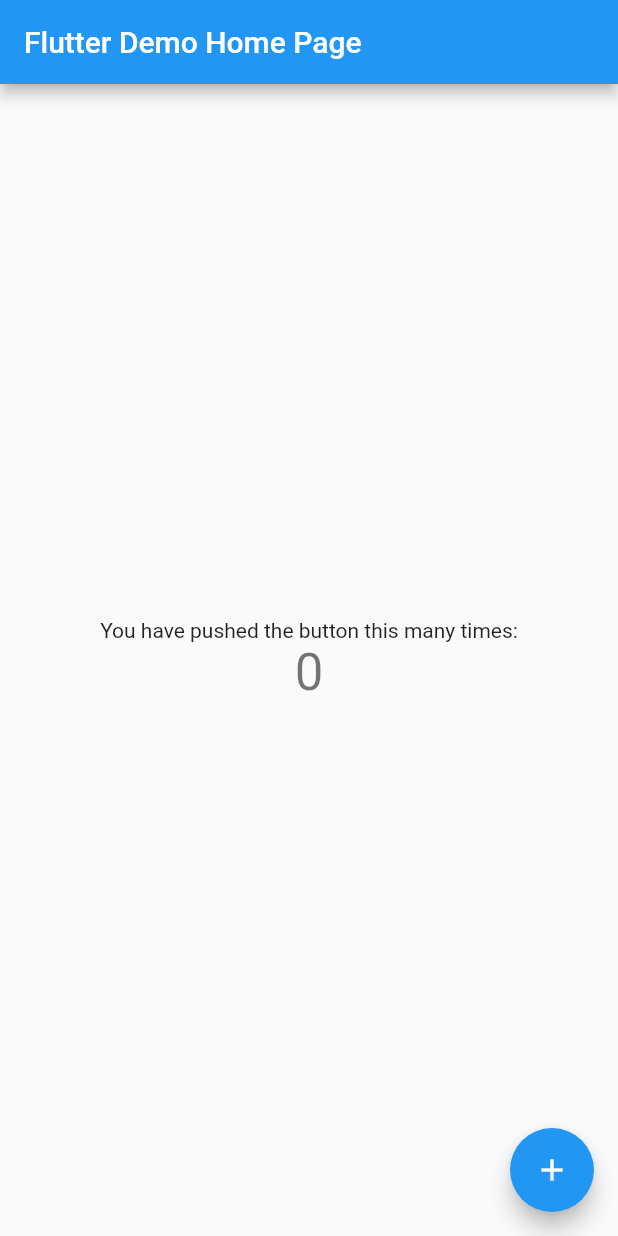
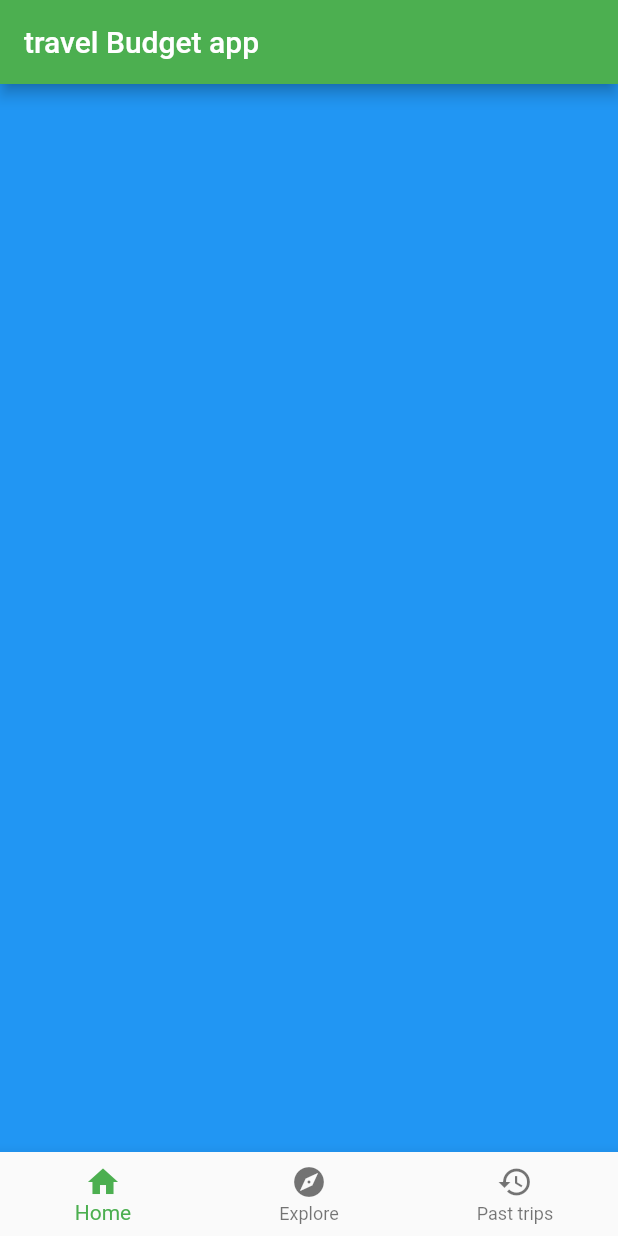
Before and after one commit to brandondasb/travel_app_my_version_flutter, a Flutter app: the screen it shows after launch, on a phone screen of 412 x 824 dp. Run offline on Flutter 3.47's test engine with Material 2 defaults, Android fonts, the phone set to English and light mode, and no system bars.

Commit message:
added bottom nav and 3 page widgets

```diff
--- /dev/null
+++ b/lib/Home_widget.dart
@@ -0,0 +1,41 @@
+import 'package:flutter/material.dart';
+import 'package:travel_app_my_version/Pages.dart';
+
+class Home extends StatefulWidget {
+  @override
+  State<StatefulWidget> createState() {
+    return _HomeState();
+  }
+}
+
+class _HomeState extends State<Home> {
+  int _currentIndex = 0;
+  final List<Widget> _children = [HomePage(), ExplorePage(), PastTripsPage()];
+
+  @override
+  Widget build(BuildContext context) {
+    // TODO: implement build
+    return Scaffold(
+      appBar: AppBar(
+        title: const Text("travel Budget app"),
+      ),
+      body: _children[_currentIndex],
+      bottomNavigationBar: BottomNavigationBar(
+        onTap: onTabbedTapped,
+        currentIndex: _currentIndex,
+        items: const [
+          BottomNavigationBarItem(icon: Icon(Icons.home), label: "Home"),
+          BottomNavigationBarItem(icon: Icon(Icons.explore), label: "Explore"),
+          BottomNavigationBarItem(
+              icon: Icon(Icons.history), label: "Past trips"),
+        ],
+      ),
+    );
+  }
+
+  void onTabbedTapped(int index) {
+    setState(() {
+      _currentIndex = index;
+    });
+  }
+}
--- /dev/null
+++ b/lib/Pages.dart
@@ -0,0 +1,28 @@
+import 'package:flutter/material.dart';
+
+class HomePage extends StatelessWidget {
+  @override
+  Widget build(BuildContext context) {
+    return Container(
+      color: Colors.blue,
+    );
+  }
+}
+
+class ExplorePage extends StatelessWidget {
+  @override
+  Widget build(BuildContext context) {
+    return Container(
+      color: Colors.yellow,
+    );
+  }
+}
+
+class PastTripsPage extends StatelessWidget {
+  @override
+  Widget build(BuildContext context) {
+    return Container(
+      color: Colors.orange,
+    );
+  }
+}
--- a/lib/main.dart
+++ b/lib/main.dart
@@ -1,115 +1,15 @@
 import 'package:flutter/material.dart';
+import 'package:travel_app_my_version/Home_widget.dart';
 
-void main() {
-  runApp(const MyApp());
-}
+void main() => runApp(MyApp());
 
 class MyApp extends StatelessWidget {
-  const MyApp({Key? key}) : super(key: key);
-
-  // This widget is the root of your application.
   @override
   Widget build(BuildContext context) {
     return MaterialApp(
-      title: 'Flutter Demo',
-      theme: ThemeData(
-        // This is the theme of your application.
-        //
-        // Try running your application with "flutter run". You'll see the
-        // application has a blue toolbar. Then, without quitting the app, try
-        // changing the primarySwatch below to Colors.green and then invoke
-        // "hot reload" (press "r" in the console where you ran "flutter run",
-        // or simply save your changes to "hot reload" in a Flutter IDE).
-        // Notice that the counter didn't reset back to zero; the application
-        // is not restarted.
-        primarySwatch: Colors.blue,
-      ),
-      home: const MyHomePage(title: 'Flutter Demo Home Page'),
+      title: 'Travel Budget test',
+      theme: ThemeData(primarySwatch: Colors.green),
+      home: Home(),
     );
   }
 }
-
-class MyHomePage extends StatefulWidget {
-  const MyHomePage({Key? key, required this.title}) : super(key: key);
-
-  // This widget is the home page of your application. It is stateful, meaning
-  // that it has a State object (defined below) that contains fields that affect
-  // how it looks.
-
-  // This class is the configuration for the state. It holds the values (in this
-  // case the title) provided by the parent (in this case the App widget) and
-  // used by the build method of the State. Fields in a Widget subclass are
-  // always marked "final".
-
-  final String title;
-
-  @override
-  State<MyHomePage> createState() => _MyHomePageState();
-}
-
-class _MyHomePageState extends State<MyHomePage> {
-  int _counter = 0;
-
-  void _incrementCounter() {
-    setState(() {
-      // This call to setState tells the Flutter framework that something has
-      // changed in this State, which causes it to rerun the build method below
-      // so that the display can reflect the updated values. If we changed
-      // _counter without calling setState(), then the build method would not be
-      // called again, and so nothing would appear to happen.
-      _counter++;
-    });
-  }
-
-  @override
-  Widget build(BuildContext context) {
-    // This method is rerun every time setState is called, for instance as done
-    // by the _incrementCounter method above.
-    //
-    // The Flutter framework has been optimized to make rerunning build methods
-    // fast, so that you can just rebuild anything that needs updating rather
-    // than having to individually change instances of widgets.
-    return Scaffold(
-      appBar: AppBar(
-        // Here we take the value from the MyHomePage object that was created by
-        // the App.build method, and use it to set our appbar title.
-        title: Text(widget.title),
-      ),
-      body: Center(
-        // Center is a layout widget. It takes a single child and positions it
-        // in the middle of the parent.
-        child: Column(
-          // Column is also a layout widget. It takes a list of children and
-          // arranges them vertically. By default, it sizes itself to fit its
-          // children horizontally, and tries to be as tall as its parent.
-          //
-          // Invoke "debug painting" (press "p" in the console, choose the
-          // "Toggle Debug Paint" action from the Flutter Inspector in Android
-          // Studio, or the "Toggle Debug Paint" command in Visual Studio Code)
-          // to see the wireframe for each widget.
-          //
-          // Column has various properties to control how it sizes itself and
-          // how it positions its children. Here we use mainAxisAlignment to
-          // center the children vertically; the main axis here is the vertical
-          // axis because Columns are vertical (the cross axis would be
-          // horizontal).
-          mainAxisAlignment: MainAxisAlignment.center,
-          children: <Widget>[
-            const Text(
-              'You have pushed the button this many times:',
-            ),
-            Text(
-              '$_counter',
-              style: Theme.of(context).textTheme.headline4,
-            ),
-          ],
-        ),
-      ),
-      floatingActionButton: FloatingActionButton(
-        onPressed: _incrementCounter,
-        tooltip: 'Increment',
-        child: const Icon(Icons.add),
-      ), // This trailing comma makes auto-formatting nicer for build methods.
-    );
-  }
-}
--- a/pubspec.yaml
+++ b/pubspec.yaml
@@ -34,6 +34,8 @@ dependencies:
   # The following adds the Cupertino Icons font to your application.
   # Use with the CupertinoIcons class for iOS style icons.
   cupertino_icons: ^1.0.2
+
+  english_words: ^3.1.0
 
 dev_dependencies:
   flutter_test:
```
Also changed, not shown: pubspec.lock.
